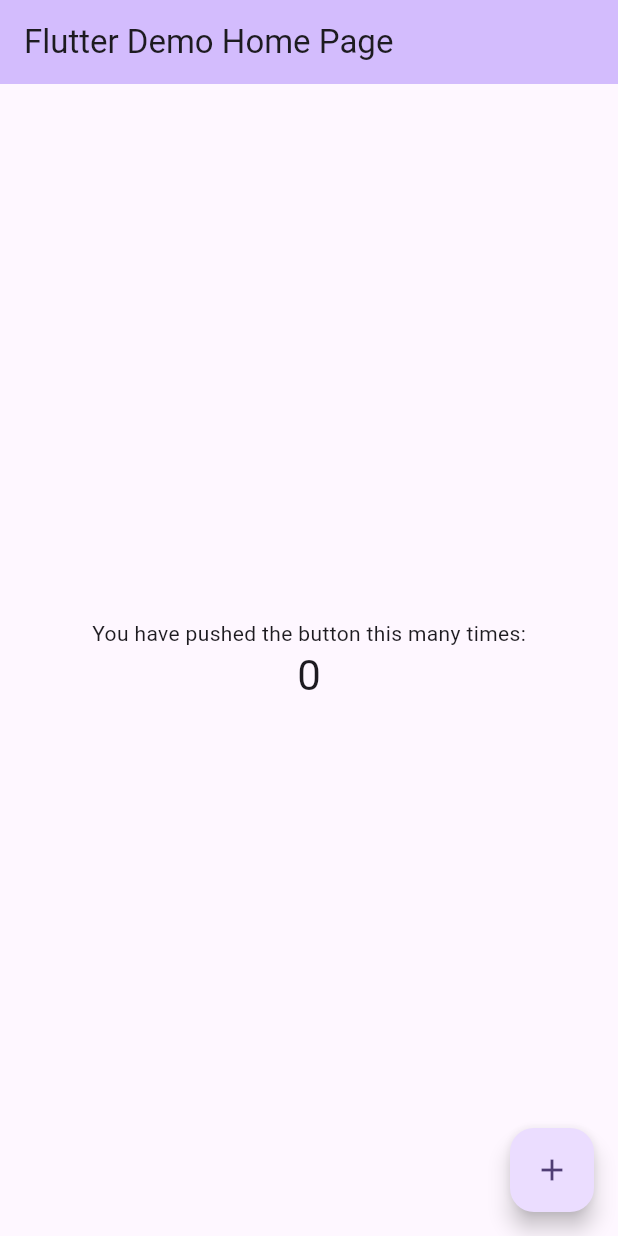
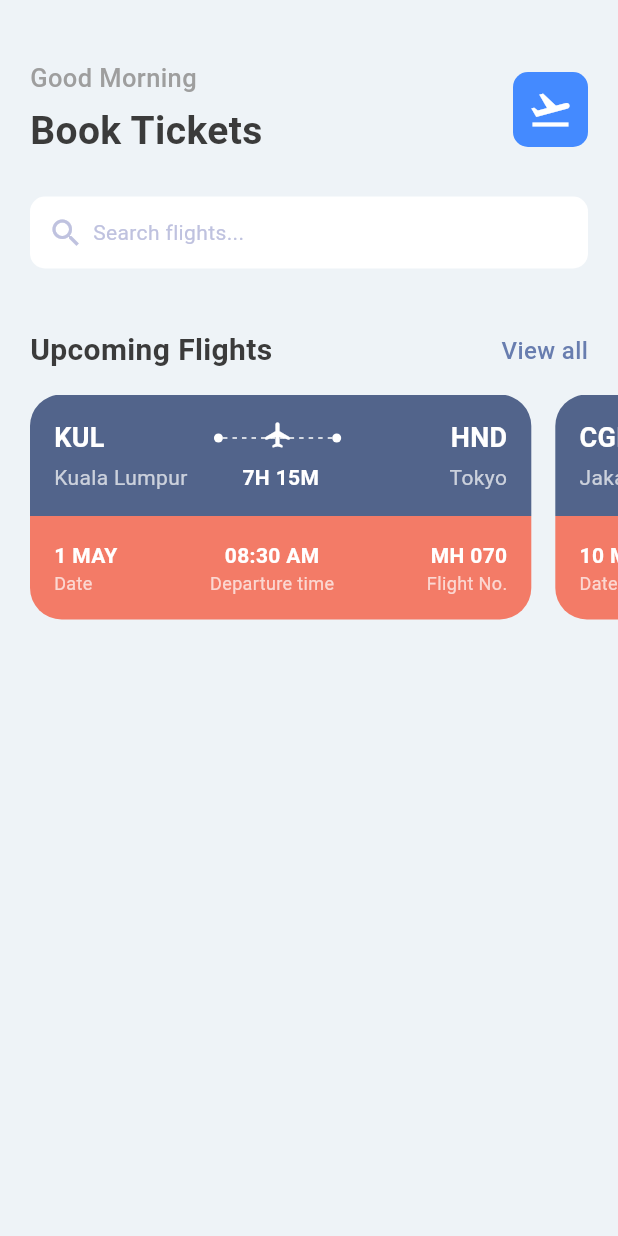
Before and after one commit to IqmalIskandar/ticket_app, a Flutter app: the screen it shows after launch, on a phone screen of 412 x 824 dp. Run offline on Flutter 3.47's test engine with Material 3 defaults, Android fonts, the phone set to English and light mode, and no system bars; our stand-ins replace gap.

```diff
--- a/lib/main.dart
+++ b/lib/main.dart
@@ -1,4 +1,7 @@
 import 'package:flutter/material.dart';
+import 'package:gap/gap.dart';
+import 'models/ticket_model.dart';
+import 'widgets/ticket_view.dart';
 
 void main() {
   runApp(const MyApp());
@@ -7,115 +10,123 @@ void main() {
 class MyApp extends StatelessWidget {
   const MyApp({super.key});
 
-  // This widget is the root of your application.
   @override
   Widget build(BuildContext context) {
     return MaterialApp(
-      title: 'Flutter Demo',
+      debugShowCheckedModeBanner: false,
+      title: 'Aeroplane Ticket App',
       theme: ThemeData(
-        // This is the theme of your application.
-        //
-        // TRY THIS: Try running your application with "flutter run". You'll see
-        // the application has a purple toolbar. Then, without quitting the app,
-        // try changing the seedColor in the colorScheme below to Colors.green
-        // and then invoke "hot reload" (save your changes or press the "hot
-        // reload" button in a Flutter-supported IDE, or press "r" if you used
-        // the command line to start the app).
-        //
-        // Notice that the counter didn't reset back to zero; the application
-        // state is not lost during the reload. To reset the state, use hot
-        // restart instead.
-        //
-        // This works for code too, not just values: Most code changes can be
-        // tested with just a hot reload.
-        colorScheme: .fromSeed(seedColor: Colors.deepPurple),
+        primaryColor: const Color(0xFF687DAF),
+        useMaterial3: true,
       ),
-      home: const MyHomePage(title: 'Flutter Demo Home Page'),
+      home: const HomeScreen(),
     );
   }
 }
 
-class MyHomePage extends StatefulWidget {
-  const MyHomePage({super.key, required this.title});
-
-  // This widget is the home page of your application. It is stateful, meaning
-  // that it has a State object (defined below) that contains fields that affect
-  // how it looks.
-
-  // This class is the configuration for the state. It holds the values (in this
-  // case the title) provided by the parent (in this case the App widget) and
-  // used by the build method of the State. Fields in a Widget subclass are
-  // always marked "final".
-
-  final String title;
-
-  @override
-  State<MyHomePage> createState() => _MyHomePageState();
-}
-
-class _MyHomePageState extends State<MyHomePage> {
-  int _counter = 0;
-
-  void _incrementCounter() {
-    setState(() {
-      // This call to setState tells the Flutter framework that something has
-      // changed in this State, which causes it to rerun the build method below
-      // so that the display can reflect the updated values. If we changed
-      // _counter without calling setState(), then the build method would not be
-      // called again, and so nothing would appear to happen.
-      _counter++;
-    });
-  }
+class HomeScreen extends StatelessWidget {
+  const HomeScreen({super.key});
 
   @override
   Widget build(BuildContext context) {
-    // This method is rerun every time setState is called, for instance as done
-    // by the _incrementCounter method above.
-    //
-    // The Flutter framework has been optimized to make rerunning build methods
-    // fast, so that you can just rebuild anything that needs updating rather
-    // than having to individually change instances of widgets.
     return Scaffold(
-      appBar: AppBar(
-        // TRY THIS: Try changing the color here to a specific color (to
-        // Colors.amber, perhaps?) and trigger a hot reload to see the AppBar
-        // change color while the other colors stay the same.
-        backgroundColor: Theme.of(context).colorScheme.inversePrimary,
-        // Here we take the value from the MyHomePage object that was created by
-        // the App.build method, and use it to set our appbar title.
-        title: Text(widget.title),
+      backgroundColor: const Color(0xEEEDF2F6),
+      body: ListView(
+        children: [
+          Container(
+            padding: const EdgeInsets.symmetric(horizontal: 20),
+            child: Column(
+              children: [
+                const Gap(40),
+                Row(
+                  mainAxisAlignment: MainAxisAlignment.spaceBetween,
+                  children: [
+                    const Column(
+                      crossAxisAlignment: CrossAxisAlignment.start,
+                      children: [
+                        Text(
+                          "Good Morning",
+                          style: TextStyle(
+                              fontSize: 17,
+                              fontWeight: FontWeight.w500,
+                              color: Colors.grey),
                         ),
-      body: Center(
-        // Center is a layout widget. It takes a single child and positions it
-        // in the middle of the parent.
-        child: Column(
-          // Column is also a layout widget. It takes a list of children and
-          // arranges them vertically. By default, it sizes itself to fit its
-          // children horizontally, and tries to be as tall as its parent.
-          //
-          // Column has various properties to control how it sizes itself and
-          // how it positions its children. Here we use mainAxisAlignment to
-          // center the children vertically; the main axis here is the vertical
-          // axis because Columns are vertical (the cross axis would be
-          // horizontal).
-          //
-          // TRY THIS: Invoke "debug painting" (choose the "Toggle Debug Paint"
-          // action in the IDE, or press "p" in the console), to see the
-          // wireframe for each widget.
-          mainAxisAlignment: .center,
+                        Gap(5),
+                        Text(
+                          "Book Tickets",
+                          style: TextStyle(
+                              fontSize: 26,
+                              fontWeight: FontWeight.bold,
+                              color: Color(0xFF3B3B3B)),
+                        ),
+                      ],
+                    ),
+                    Container(
+                      height: 50,
+                      width: 50,
+                      decoration: BoxDecoration(
+                        borderRadius: BorderRadius.circular(10),
+                        color: Colors.blueAccent,
+                      ),
+                      child: const Icon(Icons.flight_takeoff,
+                          color: Colors.white, size: 30),
+                    ),
+                  ],
+                ),
+                const Gap(25),
+                // Search Input Field
+                Container(
+                  padding: const EdgeInsets.symmetric(
+                      horizontal: 12, vertical: 12),
+                  decoration: BoxDecoration(
+                    borderRadius: BorderRadius.circular(10),
+                    color: Colors.white,
+                  ),
+                  child: const Row(
                     children: [
-            const Text('You have pushed the button this many times:'),
+                      Icon(Icons.search, color: Color(0xFFBFC2DF)),
+                      Gap(6),
+                      Text("Search flights...",
+                          style: TextStyle(color: Color(0xFFBFC2DF))),
+                    ],
+                  ),
+                ),
+                const Gap(40),
+                // Section Header
+                const Row(
+                  mainAxisAlignment: MainAxisAlignment.spaceBetween,
+                  children: [
                     Text(
-              '$_counter',
-              style: Theme.of(context).textTheme.headlineMedium,
+                      "Upcoming Flights",
+                      style: TextStyle(
+                          fontSize: 20,
+                          fontWeight: FontWeight.bold,
+                          color: Color(0xFF3B3B3B)),
+                    ),
+                    Text(
+                      "View all",
+                      style: TextStyle(
+                          fontSize: 16,
+                          color: Color(0xFF687DAF),
+                          fontWeight: FontWeight.w500),
+                    ),
+                  ],
                 ),
               ],
             ),
           ),
-      floatingActionButton: FloatingActionButton(
-        onPressed: _incrementCounter,
-        tooltip: 'Increment',
-        child: const Icon(Icons.add),
+          const Gap(15),
+          // Horizontal ListView of Tickets
+          SingleChildScrollView(
+            scrollDirection: Axis.horizontal,
+            padding: const EdgeInsets.only(left: 20),
+            child: Row(
+              children: ticketList
+                  .map((singleTicket) => TicketView(ticket: singleTicket))
+                  .toList(),
+            ),
+          ),
+        ],
       ),
     );
   }
--- /dev/null
+++ b/lib/models/ticket_model.dart
@@ -0,0 +1,60 @@
+class TicketModel {
+  final String fromCode;
+  final String fromName;
+  final String toCode;
+  final String toName;
+  final String flyingTime;
+  final String date;
+  final String departureTime;
+  final String number;
+  final String price;
+
+  TicketModel({
+    required this.fromCode,
+    required this.fromName,
+    required this.toCode,
+    required this.toName,
+    required this.flyingTime,
+    required this.date,
+    required this.departureTime,
+    required this.number,
+    required this.price,
+  });
+}
+
+// Sample Mock Data
+List<TicketModel> ticketList = [
+  TicketModel(
+    fromCode: "KUL",
+    fromName: "Kuala Lumpur",
+    toCode: "HND",
+    toName: "Tokyo",
+    flyingTime: "7H 15M",
+    date: "1 MAY",
+    departureTime: "08:30 AM",
+    number: "MH 070",
+    price: "\$340",
+  ),
+  TicketModel(
+    fromCode: "CGK",
+    fromName: "Jakarta",
+    toCode: "SIN",
+    toName: "Singapore",
+    flyingTime: "1H 50M",
+    date: "10 MAY",
+    departureTime: "02:15 PM",
+    number: "SQ 951",
+    price: "\$120",
+  ),
+  TicketModel(
+    fromCode: "NYC",
+    fromName: "New York",
+    toCode: "LDN",
+    toName: "London",
+    flyingTime: "6H 40M",
+    date: "22 MAY",
+    departureTime: "09:00 PM",
+    number: "BA 178",
+    price: "\$580",
+  ),
+];
--- /dev/null
+++ b/lib/widgets/ticket_view.dart
@@ -0,0 +1,185 @@
+import 'package:flutter/material.dart';
+import 'package:gap/gap.dart';
+import '../models/ticket_model.dart';
+
+class TicketView extends StatelessWidget {
+  final TicketModel ticket;
+  const TicketView({super.key, required this.ticket});
+
+  @override
+  Widget build(BuildContext context) {
+    return SizedBox(
+      width: MediaQuery.of(context).size.width * 0.85,
+      height: 179,
+      child: Container(
+        margin: const EdgeInsets.only(right: 16),
+        child: Column(
+          children: [
+            // Blue Top Section: Departure & Arrival Details
+            Container(
+              decoration: const BoxDecoration(
+                color: Color(0xFF52648B),
+                borderRadius: BorderRadius.only(
+                  topLeft: Radius.circular(21),
+                  topRight: Radius.circular(21),
+                ),
+              ),
+              padding: const EdgeInsets.all(16),
+              child: Column(
+                children: [
+                  Row(
+                    children: [
+                      Text(
+                        ticket.fromCode,
+                        style: const TextStyle(
+                            color: Colors.white,
+                            fontSize: 18,
+                            fontWeight: FontWeight.bold),
+                      ),
+                      Expanded(child: Container()),
+                      const CircleAvatar(
+                          radius: 3, backgroundColor: Colors.white),
+                      Expanded(
+                        child: Stack(
+                          children: [
+                            SizedBox(
+                              height: 24,
+                              child: LayoutBuilder(
+                                builder: (context, constraints) {
+                                  return Flex(
+                                    direction: Axis.horizontal,
+                                    mainAxisAlignment:
+                                    MainAxisAlignment.spaceBetween,
+                                    children: List.generate(
+                                      (constraints.constrainWidth() / 6).floor(),
+                                          (_) => const SizedBox(
+                                        width: 3,
+                                        height: 1,
+                                        child: DecoratedBox(
+                                          decoration: BoxDecoration(
+                                              color: Colors.white),
+                                        ),
+                                      ),
+                                    ),
+                                  );
+                                },
+                              ),
+                            ),
+                            const Center(
+                              child: Icon(Icons.local_airport_rounded,
+                                  color: Colors.white, size: 20),
+                            ),
+                          ],
+                        ),
+                      ),
+                      const CircleAvatar(
+                          radius: 3, backgroundColor: Colors.white),
+                      Expanded(child: Container()),
+                      Text(
+                        ticket.toCode,
+                        style: const TextStyle(
+                            color: Colors.white,
+                            fontSize: 18,
+                            fontWeight: FontWeight.bold),
+                      ),
+                    ],
+                  ),
+                  const Gap(3),
+                  Row(
+                    mainAxisAlignment: MainAxisAlignment.spaceBetween,
+                    children: [
+                      SizedBox(
+                        width: 100,
+                        child: Text(
+                          ticket.fromName,
+                          style: const TextStyle(color: Colors.white70),
+                          overflow: TextOverflow.ellipsis,
+                        ),
+                      ),
+                      Text(
+                        ticket.flyingTime,
+                        style: const TextStyle(
+                            color: Colors.white,
+                            fontWeight: FontWeight.bold),
+                      ),
+                      SizedBox(
+                        width: 100,
+                        child: Text(
+                          ticket.toName,
+                          textAlign: TextAlign.end,
+                          style: const TextStyle(color: Colors.white70),
+                          overflow: TextOverflow.ellipsis,
+                        ),
+                      ),
+                    ],
+                  ),
+                ],
+              ),
+            ),
+            // Orange Bottom Section: Departure Time & Flight Number
+            Container(
+              decoration: const BoxDecoration(
+                color: Color(0xFFF37B67),
+                borderRadius: BorderRadius.only(
+                  bottomLeft: Radius.circular(21),
+                  bottomRight: Radius.circular(21),
+                ),
+              ),
+              padding: const EdgeInsets.all(16),
+              child: Row(
+                mainAxisAlignment: MainAxisAlignment.spaceBetween,
+                children: [
+                  Column(
+                    crossAxisAlignment: CrossAxisAlignment.start,
+                    children: [
+                      Text(
+                        ticket.date,
+                        style: const TextStyle(
+                            color: Colors.white,
+                            fontWeight: FontWeight.bold),
+                      ),
+                      const Text(
+                        "Date",
+                        style: TextStyle(color: Colors.white70, fontSize: 12),
+                      ),
+                    ],
+                  ),
+                  Column(
+                    crossAxisAlignment: CrossAxisAlignment.center,
+                    children: [
+                      Text(
+                        ticket.departureTime,
+                        style: const TextStyle(
+                            color: Colors.white,
+                            fontWeight: FontWeight.bold),
+                      ),
+                      const Text(
+                        "Departure time",
+                        style: TextStyle(color: Colors.white70, fontSize: 12),
+                      ),
+                    ],
+                  ),
+                  Column(
+                    crossAxisAlignment: CrossAxisAlignment.end,
+                    children: [
+                      Text(
+                        ticket.number,
+                        style: const TextStyle(
+                            color: Colors.white,
+                            fontWeight: FontWeight.bold),
+                      ),
+                      const Text(
+                        "Flight No.",
+                        style: TextStyle(color: Colors.white70, fontSize: 12),
+                      ),
+                    ],
+                  ),
+                ],
+              ),
+            ),
+          ],
+        ),
+      ),
+    );
+  }
+}
```
Also changed, not shown: pubspec.yaml (+4 -71 lines), pubspec.lock. Lines whose indentation alone changed are shown as unchanged.
